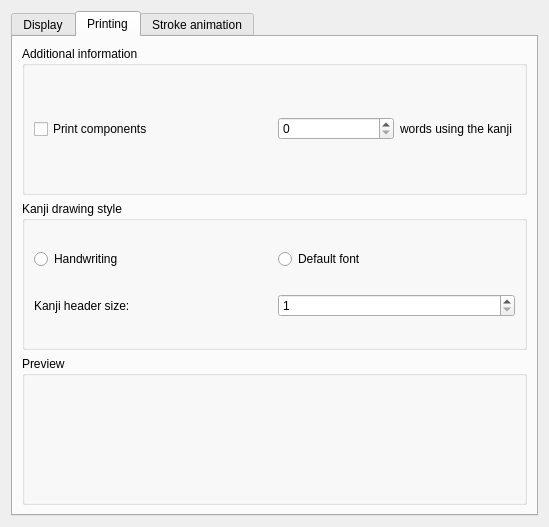
Old version of the form src/gui/kanjidic2/Kanjidic2Preferences.ui in the repository Gnurou/tagainijisho.
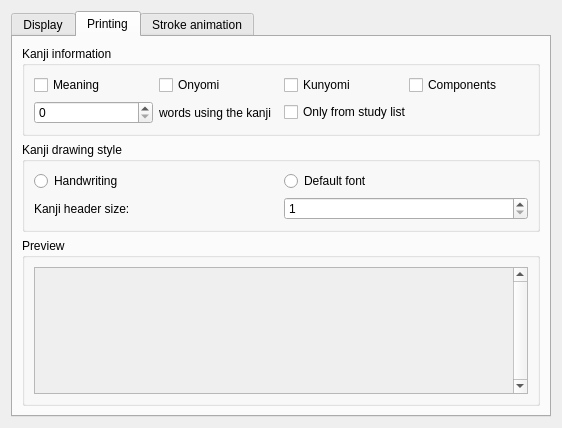
New version of the form. The open tabs and pages were chosen to show the change. Icons and pictures are not drawn.

Commit message: Completed kanjis preferences window

Patch:
```diff
--- a/src/gui/kanjidic2/Kanjidic2Preferences.ui
+++ b/src/gui/kanjidic2/Kanjidic2Preferences.ui
@@ -6,8 +6,8 @@
    <rect>
     <x>0</x>
     <y>0</y>
-    <width>549</width>
-    <height>527</height>
+    <width>562</width>
+    <height>428</height>
    </rect>
   </property>
   <property name="windowTitle">
@@ -175,24 +175,39 @@
        <item>
         <widget class="QGroupBox" name="groupBox_3">
          <property name="title">
-          <string>Additional information</string>
+          <string>Kanji information</string>
          </property>
-         <layout class="QVBoxLayout" name="verticalLayout_7">
-          <item>
-           <layout class="QHBoxLayout" name="horizontalLayout_9">
-            <item>
-             <layout class="QHBoxLayout" name="horizontalLayout_4">
-              <item>
+         <layout class="QGridLayout" name="gridLayout_4">
+          <item row="0" column="0">
+           <widget class="QCheckBox" name="printMeanings">
+            <property name="text">
+             <string>Meaning</string>
+            </property>
+           </widget>
+          </item>
+          <item row="0" column="1">
+           <widget class="QCheckBox" name="printOnyomi">
+            <property name="text">
+             <string>Onyomi</string>
+            </property>
+           </widget>
+          </item>
+          <item row="0" column="2">
+           <widget class="QCheckBox" name="printKunyomi">
+            <property name="text">
+             <string>Kunyomi</string>
+            </property>
+           </widget>
+          </item>
+          <item row="0" column="3">
                <widget class="QCheckBox" name="printComponents">
                 <property name="text">
-                 <string>Print components</string>
+             <string>Components</string>
                 </property>
                </widget>
               </item>
-             </layout>
-            </item>
-            <item>
-             <layout class="QHBoxLayout" name="horizontalLayout_10">
+          <item row="1" column="0" colspan="2">
+           <layout class="QHBoxLayout" name="horizontalLayout_8">
               <item>
                <widget class="QSpinBox" name="maxWordsPrint"/>
               </item>
@@ -205,7 +220,12 @@
               </item>
              </layout>
             </item>
-           </layout>
+          <item row="1" column="2" colspan="2">
+           <widget class="QCheckBox" name="printOnlyStudiedVocab">
+            <property name="text">
+             <string>Only from study list</string>
+            </property>
+           </widget>
           </item>
          </layout>
         </widget>
@@ -265,6 +285,27 @@
          </property>
          <layout class="QVBoxLayout" name="verticalLayout_9">
           <item>
+           <widget class="QScrollArea" name="printPreviewScrollArea">
+            <property name="verticalScrollBarPolicy">
+             <enum>Qt::ScrollBarAlwaysOn</enum>
+            </property>
+            <property name="horizontalScrollBarPolicy">
+             <enum>Qt::ScrollBarAlwaysOff</enum>
+            </property>
+            <property name="widgetResizable">
+             <bool>true</bool>
+            </property>
+            <widget class="QWidget" name="scrollAreaWidgetContents">
+             <property name="geometry">
+              <rect>
+               <x>0</x>
+               <y>0</y>
+               <width>480</width>
+               <height>146</height>
+              </rect>
+             </property>
+             <layout class="QVBoxLayout" name="verticalLayout_7">
+              <item>
            <widget class="QLabel" name="previewLabel">
             <property name="text">
              <string/>
@@ -279,6 +320,10 @@
           </item>
          </layout>
         </widget>
+           </widget>
+          </item>
+         </layout>
+        </widget>
        </item>
       </layout>
      </widget>
```
Left out of the diff: 19 changed lines with no effect on the pictures. Lines whose indentation alone changed are shown as unchanged. The commit also changes 4 other files.
